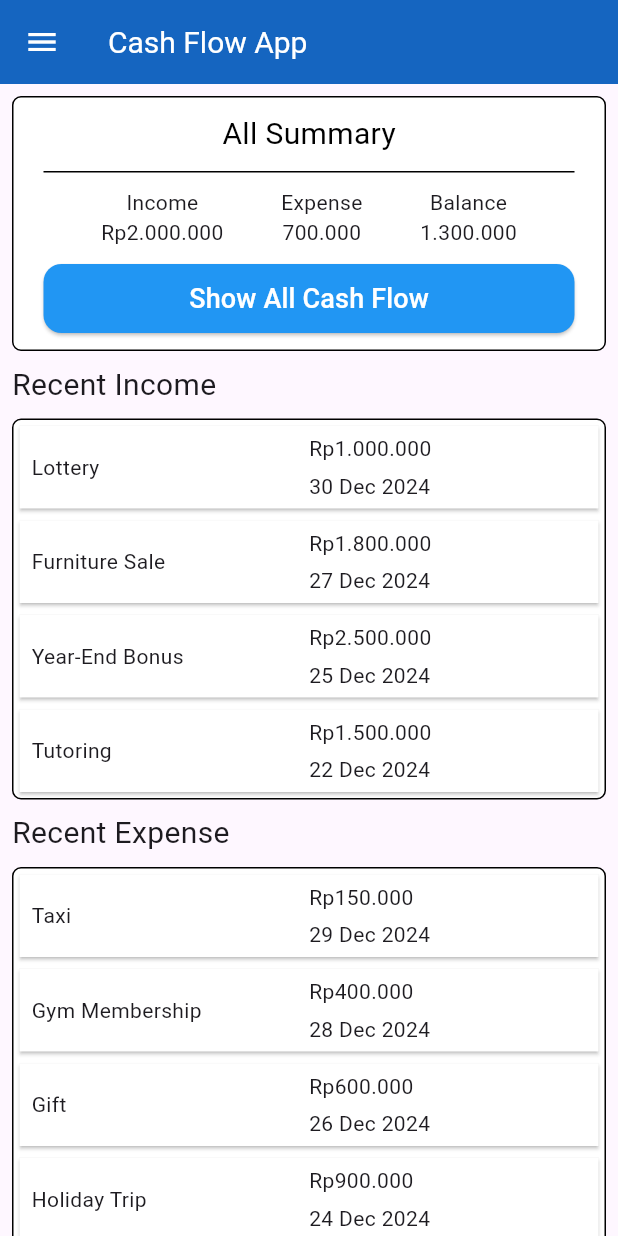
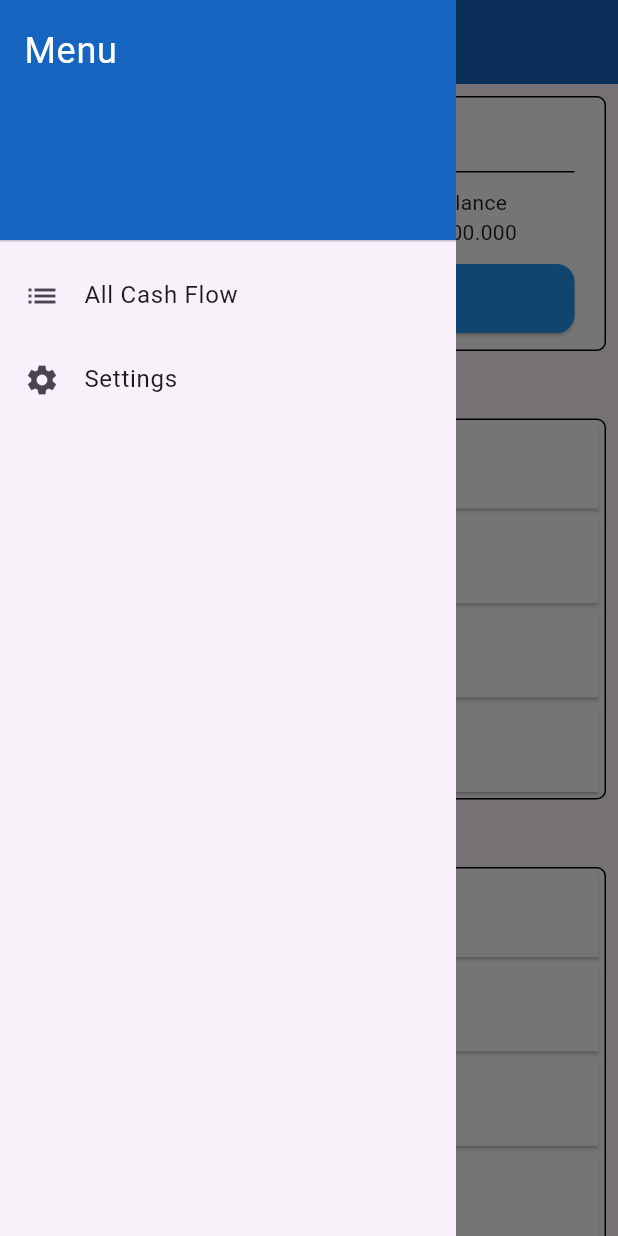
Before and after one commit to fadel2002/multi-platform-app-dev, a Flutter app: the screen it shows after launch, with the side drawer open (before the commit the screen has no drawer), on a phone screen of 412 x 824 dp. Run offline on Flutter 3.47's test engine with Material 3 defaults, Android fonts, the phone set to English and light mode, and no system bars.

Commit message:
feat: complete settings screen

```diff
--- a/belajar_membuat_aplikasi_flutter/cash_flow_app/lib/components/build_app_bar.dart
+++ b/belajar_membuat_aplikasi_flutter/cash_flow_app/lib/components/build_app_bar.dart
@@ -1,5 +1,4 @@
 import 'package:flutter/material.dart';
-import 'package:fluttertoast/fluttertoast.dart';
 
 AppBar buildAppBar(String title) {
   return AppBar(
@@ -12,21 +11,7 @@ AppBar buildAppBar(String title) {
     ),
     backgroundColor: Colors.blue[800],
     iconTheme: const IconThemeData(
-      color: Colors.white, // Set the icon color here
-    ),
-    leading: IconButton(
-      icon: const Icon(Icons.menu),
-      onPressed: () {
-        Fluttertoast.showToast(
-          msg: "Menu clicked",
-          toastLength: Toast.LENGTH_SHORT,
-          gravity: ToastGravity.BOTTOM,
-          timeInSecForIosWeb: 1,
-          backgroundColor: Colors.black,
-          textColor: Colors.white,
-          fontSize: 16.0,
-        );
-      },
+      color: Colors.white,
     ),
   );
 }
--- /dev/null
+++ b/belajar_membuat_aplikasi_flutter/cash_flow_app/lib/components/build_drawer_items.dart
@@ -0,0 +1,42 @@
+import 'package:flutter/material.dart';
+
+import '../screens/all_cash_flow_screen.dart';
+import '../screens/setting_screen.dart';
+import '../utils/utils.dart';
+
+Drawer buildDrawerItems(BuildContext context) {
+  return Drawer(
+    shape: const RoundedRectangleBorder(),
+    child: ListView(
+      padding: EdgeInsets.zero,
+      children: [
+        DrawerHeader(
+          decoration: BoxDecoration(
+            color: Colors.blue[800],
+          ),
+          child: const Text(
+            "Menu",
+            style: TextStyle(
+              color: Colors.white,
+              fontSize: 24,
+            ),
+          ),
+        ),
+        ListTile(
+          leading: const Icon(Icons.list),
+          title: const Text("All Cash Flow"),
+          onTap: () {
+            navigateAndCloseDrawer(context, const AllCashFlowScreen());
+          },
+        ),
+        ListTile(
+          leading: const Icon(Icons.settings),
+          title: const Text("Settings"),
+          onTap: () {
+            navigateAndCloseDrawer(context, const SettingScreen());
+          },
+        ),
+      ],
+    ),
+  );
+}
--- a/belajar_membuat_aplikasi_flutter/cash_flow_app/lib/main.dart
+++ b/belajar_membuat_aplikasi_flutter/cash_flow_app/lib/main.dart
@@ -1,6 +1,6 @@
 import 'package:flutter/material.dart';
 
-import 'main_screen.dart';
+import 'screens/main_screen.dart';
 
 void main() {
   runApp(const MyApp());
--- a/belajar_membuat_aplikasi_flutter/cash_flow_app/lib/main_screen.dart
+++ b/belajar_membuat_aplikasi_flutter/cash_flow_app/lib/screens/main_screen.dart
@@ -1,30 +1,45 @@
 import 'dart:math';
 
-import 'package:cash_flow_app/all_cash_flow_screen.dart';
+import 'package:cash_flow_app/screens/all_cash_flow_screen.dart';
 import 'package:cash_flow_app/components/build_app_bar.dart';
-import 'package:cash_flow_app/detail_cash_flow_screen.dart';
+import 'package:cash_flow_app/screens/detail_cash_flow_screen.dart';
 import 'package:cash_flow_app/models/cash_flow.dart';
 import 'package:cash_flow_app/utils/utils.dart';
 import 'package:flutter/material.dart';
+
+import '../components/build_drawer_items.dart';
 
 class MainScreen extends StatelessWidget {
   const MainScreen({super.key});
 
   @override
   Widget build(BuildContext context) {
-    return Scaffold(
-      appBar: buildAppBar("Cash Flow App"),
-      body: SingleChildScrollView(
-        child: LayoutBuilder(
-          builder: (BuildContext context, BoxConstraints constraints) {
-            if (constraints.maxWidth <= 600) {
-              return const MainScreenAndroid();
-            } else {
-              return const MainScreenWeb(gridCount: 4);
-            }
-          },
-        ),
-      ),
+    return LayoutBuilder(
+      builder: (BuildContext context, BoxConstraints constraints) {
+        if (constraints.maxWidth <= 600) {
+          return Scaffold(
+            appBar: buildAppBar("Cash Flow App"),
+            body: const SingleChildScrollView(
+              child: MainScreenAndroid(),
+            ),
+            drawer: buildDrawerItems(context),
+          );
+        } else {
+          return Scaffold(
+            appBar: buildAppBar("Cash Flow App"),
+            body: Row(
+              children: [
+                Container(
+                  width: 250,
+                  color: Colors.blue[800],
+                  child: buildDrawerItems(context),
+                ),
+                const MainScreenWeb(gridCount: 4),
+              ],
+            ),
+          );
+        }
+      },
     );
   }
 }
@@ -39,10 +54,10 @@ class MainScreenAndroid extends StatelessWidget {
       children: <Widget>[
         Container(
           decoration: BoxDecoration(
-            color: Colors.white, // Background color
+            color: Colors.white,
             border: Border.all(
-              color: Colors.black,  // Border color
-              width: 1.0,         // Border width
+              color: Colors.black,
+              width: 1.0,
             ),
             borderRadius: BorderRadius.circular(6)
           ),
@@ -97,7 +112,7 @@ class MainScreenAndroid extends StatelessWidget {
                   child: ElevatedButton(
                     onPressed: () {
                       Navigator.push(context, MaterialPageRoute(builder: (context) {
-                        return AllCashFlowScreen();
+                        return const AllCashFlowScreen();
                       }));
                     },
                     style: ElevatedButton.styleFrom(
@@ -126,10 +141,10 @@ class MainScreenAndroid extends StatelessWidget {
         ),
         Container(
           decoration: BoxDecoration(
-              color: Colors.white, // Background color
+              color: Colors.white,
               border: Border.all(
-                color: Colors.black,  // Border color
-                width: 1.0,         // Border width
+                color: Colors.black,
+                width: 1.0,
               ),
               borderRadius: BorderRadius.circular(6)
           ),
@@ -145,10 +160,10 @@ class MainScreenAndroid extends StatelessWidget {
         ),
         Container(
           decoration: BoxDecoration(
-              color: Colors.white, // Background color
+              color: Colors.white,
               border: Border.all(
-                color: Colors.black,  // Border color
-                width: 1.0,         // Border width
+                color: Colors.black,
+                width: 1.0,
               ),
               borderRadius: BorderRadius.circular(6)
           ),
--- a/belajar_membuat_aplikasi_flutter/cash_flow_app/lib/utils/utils.dart
+++ b/belajar_membuat_aplikasi_flutter/cash_flow_app/lib/utils/utils.dart
@@ -1,9 +1,11 @@
+import 'package:flutter/cupertino.dart';
+import 'package:flutter/material.dart';
 import 'package:intl/intl.dart';
 
 import '../models/cash_flow.dart';
 
 String formatToIDR(int amount) {
-  final format = NumberFormat.simpleCurrency(locale: 'id_ID'); // Locale for Indonesia
+  final format = NumberFormat.simpleCurrency(locale: 'id_ID');
   return format.format(amount);
 }
 
@@ -19,3 +21,8 @@ List<CashFlow> sortRecent(List<CashFlow> cashFlow){
   });
   return cashFlow;
 }
+
+void navigateAndCloseDrawer(BuildContext context, Widget screen) {
+  Navigator.pop(context);
+  Navigator.push(context, MaterialPageRoute(builder: (context) => screen));
+}
```
Also changed, not shown: belajar_membuat_aplikasi_flutter/cash_flow_app/lib/components/build_dropdown_items.dart (added, +14 -0 lines), belajar_membuat_aplikasi_flutter/cash_flow_app/lib/screens/all_cash_flow_screen.dart (renamed from belajar_membuat_aplikasi_flutter/cash_flow_app/lib/all_cash_flow_screen.dart, +9 -25 lines), belajar_membuat_aplikasi_flutter/cash_flow_app/lib/screens/detail_cash_flow_screen.dart (renamed from belajar_membuat_aplikasi_flutter/cash_flow_app/lib/detail_cash_flow_screen.dart, +5 -5 lines), belajar_membuat_aplikasi_flutter/cash_flow_app/lib/screens/setting_screen.dart (added, +75 -0 lines).
